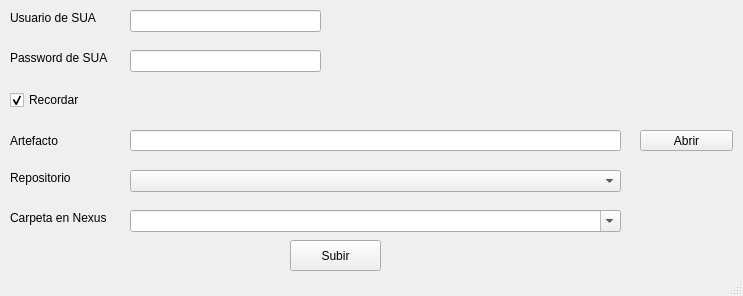
Above: mainwindow.ui from matiaet98/QtNexusUploader before the change. Below: the same form after it.
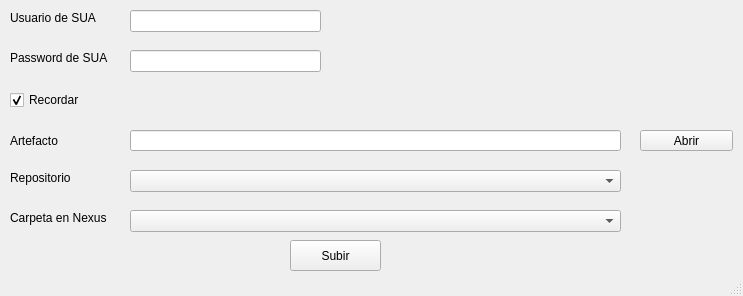
That is the form after the change.

Commit message: Cambio la lista de carpetas a no editable

```diff
--- a/mainwindow.ui
+++ b/mainwindow.ui
@@ -181,7 +181,7 @@
      </rect>
     </property>
     <property name="editable">
-     <bool>true</bool>
+     <bool>false</bool>
     </property>
    </widget>
    <widget class="QLabel" name="label_5">
```
The commit also changes 1 other file.
